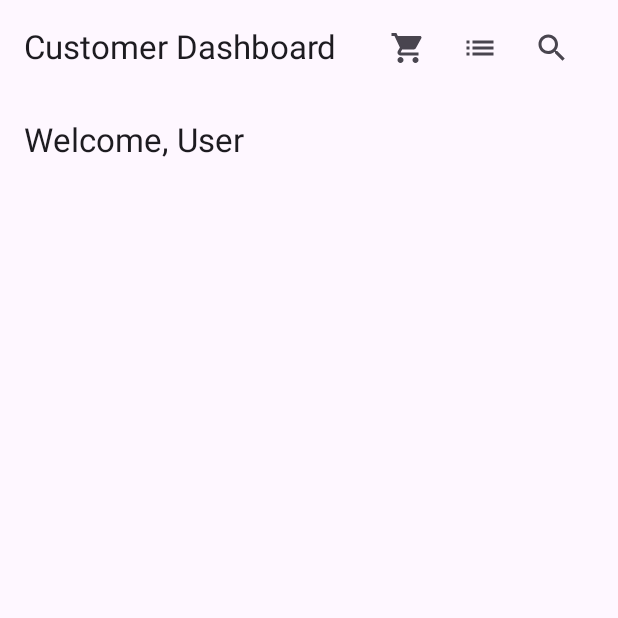
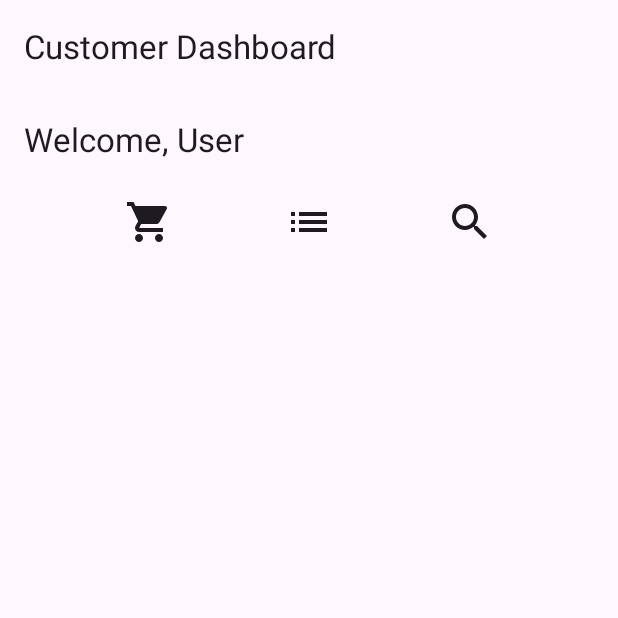
Before and after one commit to parmardarshit13/MyTailorsApp_Bidirectional, an Android app built with Jetpack Compose: the CustomerDashboardUI screen opened through its navigation route, on a phone screen of 412 x 824 dp, the top half of it. Run offline under Robolectric (Android 15) with nearby library versions, the phone set to English and light mode, and no system bars; our stand-ins replace Room's generated code.

Commit message:
Initial project upload

```diff
--- a/app/src/main/java/com/example/mytailorsapp/data/CustomerDao.kt
+++ b/app/src/main/java/com/example/mytailorsapp/data/CustomerDao.kt
@@ -31,8 +31,8 @@ interface CustomerDao {
     suspend fun getLoggedInCustomerId(): Int?
 
     // ✅ Check user credentials during login
-    @Query("SELECT * FROM customers WHERE name = :name AND password = :password LIMIT 1")
-    suspend fun authenticateUser(name: String, password: String): CustomerEntity?
+    @Query("SELECT * FROM customers WHERE email = :email AND password = :password LIMIT 1")
+    suspend fun authenticateUser(email: String, password: String): CustomerEntity?
 
     // ✅ Retrieve a user by username (for forgot password or profile)
     @Query("SELECT * FROM customers WHERE email = :email LIMIT 1")
--- a/app/src/main/java/com/example/mytailorsapp/ui/auth/LoginScreen.kt
+++ b/app/src/main/java/com/example/mytailorsapp/ui/auth/LoginScreen.kt
@@ -2,6 +2,7 @@ package com.example.mytailorsapp.ui.auth
 
 import android.content.Context
 import androidx.compose.foundation.Image
+import androidx.compose.foundation.background
 import androidx.compose.foundation.layout.*
 import androidx.compose.foundation.rememberScrollState
 import androidx.compose.foundation.text.KeyboardOptions
@@ -10,6 +11,7 @@ import androidx.compose.material3.*
 import androidx.compose.runtime.*
 import androidx.compose.ui.Alignment
 import androidx.compose.ui.Modifier
+import androidx.compose.ui.graphics.Color
 import androidx.compose.ui.layout.ContentScale
 import androidx.compose.ui.res.painterResource
 import androidx.compose.ui.text.TextStyle
@@ -48,6 +50,7 @@ fun LoginScreenUI(navController: NavController?, context: Context) {
     Box(
         modifier = Modifier
             .fillMaxSize()
+            .background(Color.LightGray) // Replace LightGray with your theme color
     ) {
         Image(
             painter = painterResource(id = R.drawable.ic_auth_background_01),
--- a/app/src/main/java/com/example/mytailorsapp/ui/customer/CustomerDashboard.kt
+++ b/app/src/main/java/com/example/mytailorsapp/ui/customer/CustomerDashboard.kt
@@ -9,7 +9,7 @@ import androidx.compose.material.icons.Icons
 import androidx.compose.material.icons.filled.AccountCircle
 import androidx.compose.material.icons.filled.Search
 import androidx.compose.material.icons.filled.ShoppingCart
-import androidx.compose.material.icons.filled.List
+import androidx.compose.material.icons.automirrored.filled.List
 import androidx.compose.material3.*
 import androidx.compose.runtime.*
 import androidx.compose.ui.Modifier
@@ -50,51 +50,7 @@ fun CustomerDashboardUI(viewModel: CustomerViewModel, navController: NavControll
     Scaffold(
         topBar = {
             TopAppBar(
-                title = { Text("Customer Dashboard") },
-                actions = {
-                    Row(
-                        modifier = Modifier.padding(end = 16.dp),
-                        horizontalArrangement = Arrangement.SpaceEvenly
-                    ) {
-                        // 🔹 View Materials Button
-                        IconButton(onClick = { navController.navigate("material_screen") }) {
-                            Icon(
-                                imageVector = Icons.Default.ShoppingCart,
-                                contentDescription = "Materials",
-                                modifier = Modifier.size(24.dp)
-                            )
-                        }
-
-                        // 🔹 Check Inventory Button
-                        IconButton(onClick = { navController.navigate("inventory_screen") }) {
-                            Icon(
-                                imageVector = Icons.Default.List,
-                                contentDescription = "Inventory",
-                                modifier = Modifier.size(24.dp)
-                            )
-                        }
-
-                        // 🔹 Search Shops Icon
-                        IconButton(onClick = { navController.navigate("shop_search_screen") }) {
-                            Icon(
-                                imageVector = Icons.Default.Search,
-                                contentDescription = "Search Shops",
-                                modifier = Modifier.size(24.dp)
-                            )
-                        }
-
-                        // 🔹 Profile Icon (Navigates to Profile)
-                        customer?.let { customerData ->
-                            IconButton(onClick = { navController.navigate("profile_screen/${customerData.id}") }) {
-                                Icon(
-                                    imageVector = Icons.Default.AccountCircle,
-                                    contentDescription = "Profile",
-                                    modifier = Modifier.size(24.dp)
-                                )
-                            }
-                        }
-                    }
-                }
+                title = { Text("Customer Dashboard") }
             )
         }
     ) { paddingValues ->
@@ -110,6 +66,52 @@ fun CustomerDashboardUI(viewModel: CustomerViewModel, navController: NavControll
                 text = "Welcome, ${customer?.name ?: "User"}",
                 style = MaterialTheme.typography.titleLarge
             )
+
+            Spacer(modifier = Modifier.height(16.dp)) // Add spacing below the title
+
+            // 🔹 New Row for Icons (Placed Below the Title)
+            Row(
+                modifier = Modifier.fillMaxWidth(),
+                horizontalArrangement = Arrangement.SpaceEvenly
+            ) {
+                // 🔹 View Materials Button (Changed Icon)
+                IconButton(onClick = { navController.navigate("material_screen") }) {
+                    Icon(
+                        imageVector = Icons.Default.ShoppingCart,
+                        contentDescription = "Materials",
+                        modifier = Modifier.size(32.dp)
+                    )
+                }
+
+                // 🔹 Check Inventory Button
+                IconButton(onClick = { navController.navigate("inventory_screen") }) {
+                    Icon(
+                        imageVector = Icons.AutoMirrored.Default.List,
+                        contentDescription = "Inventory",
+                        modifier = Modifier.size(32.dp)
+                    )
+                }
+
+                // 🔹 Search Shops Icon
+                IconButton(onClick = { navController.navigate("shop_search_screen") }) {
+                    Icon(
+                        imageVector = Icons.Default.Search,
+                        contentDescription = "Search Shops",
+                        modifier = Modifier.size(32.dp)
+                    )
+                }
+
+                // 🔹 Profile Icon (Navigates to Profile)
+                customer?.let { customerData ->
+                    IconButton(onClick = { navController.navigate("profile_screen/${customerData.id}") }) {
+                        Icon(
+                            imageVector = Icons.Default.AccountCircle,
+                            contentDescription = "Profile",
+                            modifier = Modifier.size(32.dp)
+                        )
+                    }
+                }
+            }
         }
     }
 }
```
